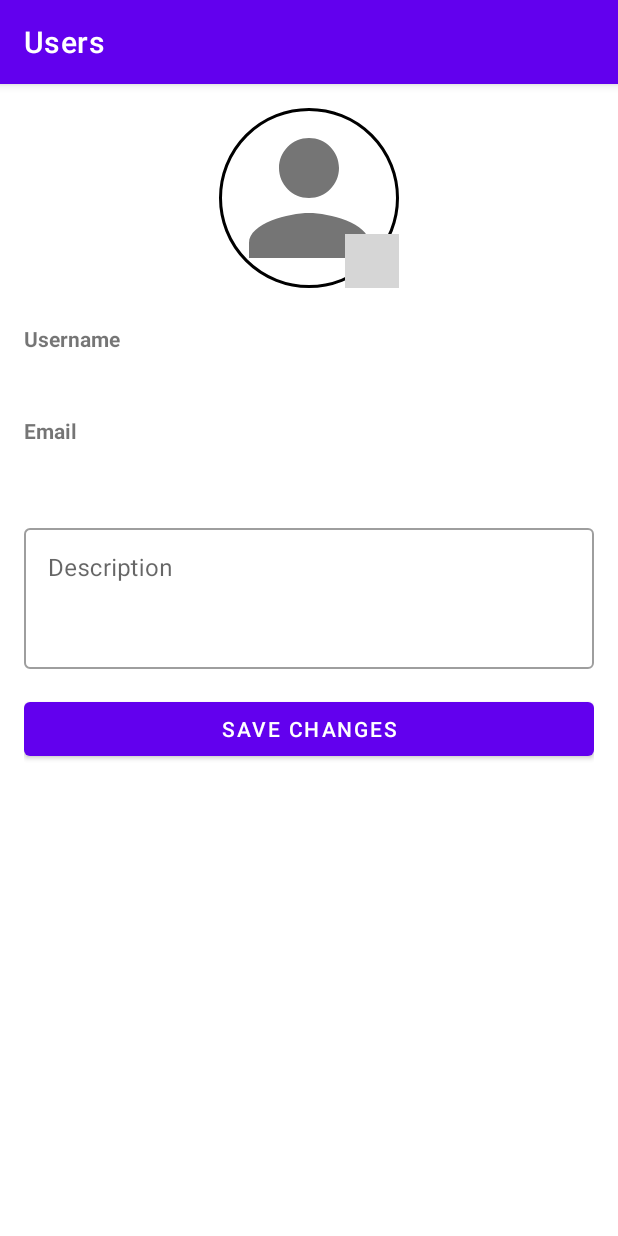
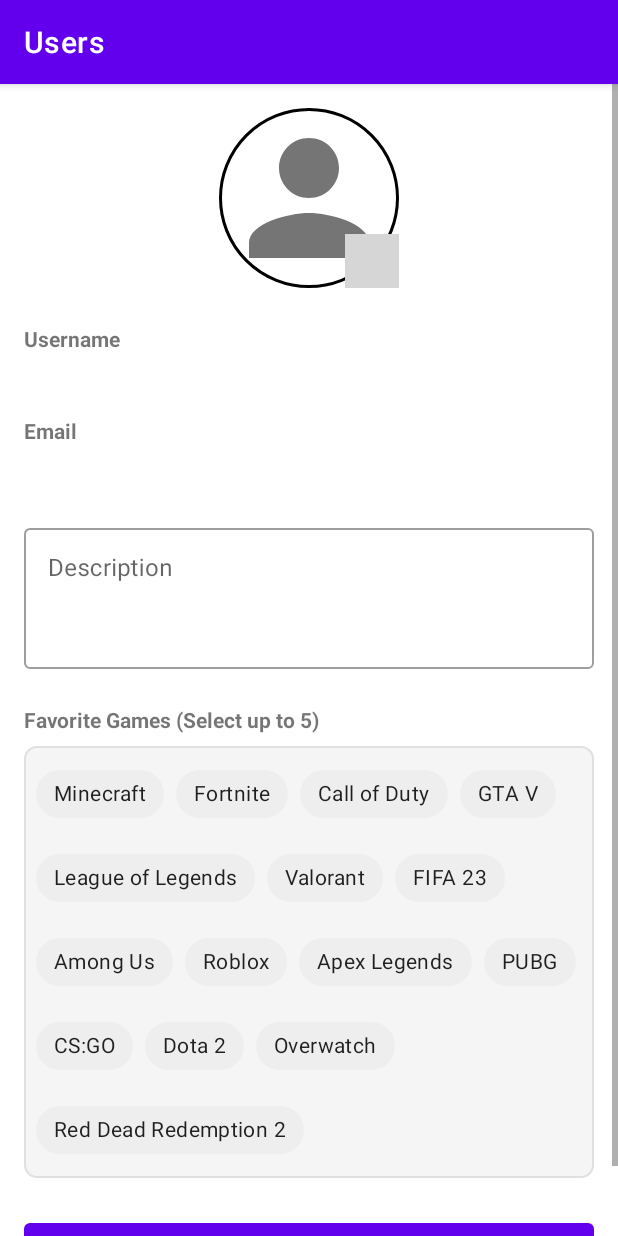
Before and after one commit to EmilDavidov26/MessageApp, an Android app: the ProfileFragment screen opened through its navigation route, on a phone screen of 412 x 824 dp. Run offline under Robolectric (Android 15) with nearby library versions, the phone set to English and light mode, and no system bars; our stand-ins replace CircleImageView, Firebase (no records; nobody signed in at launch, a user with empty details on screens opened directly); grey boxes are pictures that could not be loaded.

Commit message:
fav games

```diff
--- a/app/src/main/java/com/example/mysecondclasshib/fragments/ProfileFragment.java
+++ b/app/src/main/java/com/example/mysecondclasshib/fragments/ProfileFragment.java
@@ -2,6 +2,8 @@
 
 import android.app.Activity;
 import android.content.Intent;
+import android.content.res.ColorStateList;
+import android.graphics.Color;
 import android.net.Uri;
 import android.os.Bundle;
 import android.provider.MediaStore;
@@ -22,6 +24,8 @@
 import com.bumptech.glide.Glide;
 import com.example.mysecondclasshib.R;
 import com.example.mysecondclasshib.models.User;
+import com.google.android.material.chip.Chip;
+import com.google.android.material.chip.ChipGroup;
 import com.google.android.material.textfield.TextInputEditText;
 import com.google.firebase.auth.FirebaseAuth;
 import com.google.firebase.database.DataSnapshot;
@@ -32,6 +36,10 @@
 import com.google.firebase.storage.FirebaseStorage;
 import com.google.firebase.storage.StorageReference;
 
+import java.util.ArrayList;
+import java.util.Arrays;
+import java.util.List;
+
 import de.hdodenhof.circleimageview.CircleImageView;
 
 public class ProfileFragment extends Fragment {
@@ -40,11 +48,19 @@
     private TextView usernameDisplay;
     private TextView emailDisplay;
     private TextInputEditText descriptionEdit;
+    private ChipGroup gamesChipGroup;
     private Button saveButton;
     private FirebaseAuth auth;
     private DatabaseReference userRef;
     private StorageReference storageRef;
     private Uri imageUri;
+
+    // Sample game list - you can replace this with API data
+    private final List<String> availableGames = Arrays.asList(
+            "Minecraft", "Fortnite", "Call of Duty", "GTA V", "League of Legends",
+            "Valorant", "FIFA 23", "Among Us", "Roblox", "Apex Legends",
+            "PUBG", "CS:GO", "Dota 2", "Overwatch", "Red Dead Redemption 2"
+    );
 
     private final ActivityResultLauncher<Intent> pickImage = registerForActivityResult(
             new ActivityResultContracts.StartActivityForResult(),
@@ -67,12 +83,7 @@
         storageRef = FirebaseStorage.getInstance().getReference("profile_images");
 
         // Initialize views
-        profileImage = view.findViewById(R.id.profile_image);
-        editProfileImage = view.findViewById(R.id.edit_profile_image);
-        usernameDisplay = view.findViewById(R.id.username_display);
-        emailDisplay = view.findViewById(R.id.email_display);
-        descriptionEdit = view.findViewById(R.id.description_edit);
-        saveButton = view.findViewById(R.id.save_button);
+        initializeViews(view);
 
         // Load user data
         loadUserData();
@@ -81,7 +92,46 @@
         editProfileImage.setOnClickListener(v -> openImagePicker());
         saveButton.setOnClickListener(v -> saveChanges());
 
+        // Setup game chips
+        setupGameChips();
+
         return view;
+    }
+
+    private void initializeViews(View view) {
+        profileImage = view.findViewById(R.id.profile_image);
+        editProfileImage = view.findViewById(R.id.edit_profile_image);
+        usernameDisplay = view.findViewById(R.id.username_display);
+        emailDisplay = view.findViewById(R.id.email_display);
+        descriptionEdit = view.findViewById(R.id.description_edit);
+        gamesChipGroup = view.findViewById(R.id.games_chip_group);
+        saveButton = view.findViewById(R.id.save_button);
+    }
+
+    private void setupGameChips() {
+        gamesChipGroup.removeAllViews();
+
+        for (String game : availableGames) {
+            Chip chip = new Chip(requireContext());
+            chip.setText(game);
+            chip.setCheckable(true);
+            chip.setCheckedIconVisible(true);
+            chip.setCloseIconVisible(false);
+            chip.setChipBackgroundColor(ColorStateList.valueOf(Color.parseColor("#EEEEEE")));
+
+            gamesChipGroup.addView(chip);
+        }
+
+        // Limit selection to 5 games
+        gamesChipGroup.setOnCheckedStateChangeListener((group, checkedIds) -> {
+            if (checkedIds.size() > 5) {
+                // Uncheck the last selected chip
+                Chip lastCheckedChip = group.findViewById(checkedIds.get(checkedIds.size() - 1));
+                lastCheckedChip.setChecked(false);
+                Toast.makeText(requireContext(), "You can only select up to 5 games",
+                        Toast.LENGTH_SHORT).show();
+            }
+        });
     }
 
     private void loadUserData() {
@@ -92,23 +142,31 @@
                 if (user != null) {
                     usernameDisplay.setText(user.getUsername());
                     emailDisplay.setText(user.getEmail());
-                    if (user.getDescription() != null) {
-                        descriptionEdit.setText(user.getDescription());
-                    }
+                    descriptionEdit.setText(user.getDescription());
 
-                    // Load profile image if exists
+                    // Load profile image
                     if (user.getImageUrl() != null && !user.getImageUrl().isEmpty()) {
                         Glide.with(requireContext())
                                 .load(user.getImageUrl())
                                 .placeholder(R.drawable.default_profile)
                                 .into(profileImage);
                     }
+
+                    // Set selected games
+                    List<String> favGames = user.getFavGames();
+                    if (favGames != null) {
+                        for (int i = 0; i < gamesChipGroup.getChildCount(); i++) {
+                            Chip chip = (Chip) gamesChipGroup.getChildAt(i);
+                            chip.setChecked(favGames.contains(chip.getText().toString()));
+                        }
+                    }
                 }
             }
 
             @Override
             public void onCancelled(@NonNull DatabaseError error) {
-                Toast.makeText(getContext(), "Error loading user data", Toast.LENGTH_SHORT).show();
+                Toast.makeText(getContext(), "Error loading user data",
+                        Toast.LENGTH_SHORT).show();
             }
         });
     }
@@ -121,32 +179,44 @@
     private void saveChanges() {
         String description = descriptionEdit.getText().toString().trim();
 
+        // Get selected games
+        List<String> selectedGames = new ArrayList<>();
+        for (int i = 0; i < gamesChipGroup.getChildCount(); i++) {
+            Chip chip = (Chip) gamesChipGroup.getChildAt(i);
+            if (chip.isChecked()) {
+                selectedGames.add(chip.getText().toString());
+            }
+        }
+
         if (imageUri != null) {
             // Upload image first
             StorageReference fileRef = storageRef.child(auth.getCurrentUser().getUid());
             fileRef.putFile(imageUri)
                     .addOnSuccessListener(taskSnapshot -> fileRef.getDownloadUrl()
                             .addOnSuccessListener(uri -> {
-                                // Save both image URL and description
-                                updateProfile(description, uri.toString());
+                                // Save all data with image URL
+                                updateProfile(description, uri.toString(), selectedGames);
                             }))
                     .addOnFailureListener(e -> {
                         Toast.makeText(getContext(), "Failed to upload image", Toast.LENGTH_SHORT).show();
-                        // Still save description even if image upload fails
-                        updateProfile(description, null);
+                        // Still save other data even if image upload fails
+                        updateProfile(description, null, selectedGames);
                     });
         } else {
-            // Just save description
-            updateProfile(description, null);
+            // Just save description and games
+            updateProfile(description, null, selectedGames);
         }
     }
 
-    private void updateProfile(String description, String imageUrl) {
+    private void updateProfile(String description, String imageUrl, List<String> favGames) {
+        DatabaseReference ref = userRef;
+
         if (imageUrl != null) {
-            userRef.child("imageUrl").setValue(imageUrl);
+            ref.child("imageUrl").setValue(imageUrl);
         }
 
-        userRef.child("description").setValue(description)
+        ref.child("description").setValue(description);
+        ref.child("favGames").setValue(favGames)
                 .addOnSuccessListener(aVoid -> {
                     Toast.makeText(getContext(), "Profile updated successfully", Toast.LENGTH_SHORT).show();
                     Navigation.findNavController(requireView()).navigateUp();
--- /dev/null
+++ b/app/src/main/res/drawable/game_selection_background.xml
@@ -0,0 +1,8 @@
+<?xml version="1.0" encoding="utf-8"?>
+<shape xmlns:android="http://schemas.android.com/apk/res/android">
+    <solid android:color="#F5F5F5"/>
+    <corners android:radius="8dp"/>
+    <stroke
+        android:width="1dp"
+        android:color="#E0E0E0"/>
+</shape>
--- a/app/src/main/res/layout/fragment_profile.xml
+++ b/app/src/main/res/layout/fragment_profile.xml
@@ -1,8 +1,12 @@
 <?xml version="1.0" encoding="utf-8"?>
-<LinearLayout xmlns:android="http://schemas.android.com/apk/res/android"
+<ScrollView xmlns:android="http://schemas.android.com/apk/res/android"
     xmlns:app="http://schemas.android.com/apk/res-auto"
     android:layout_width="match_parent"
-    android:layout_height="match_parent"
+    android:layout_height="match_parent">
+
+    <LinearLayout
+        android:layout_width="match_parent"
+        android:layout_height="wrap_content"
         android:orientation="vertical"
         android:padding="16dp">
 
@@ -62,7 +66,7 @@
         <com.google.android.material.textfield.TextInputLayout
             android:layout_width="match_parent"
             android:layout_height="wrap_content"
-        android:layout_marginBottom="16dp"
+            android:layout_marginBottom="24dp"
             style="@style/Widget.MaterialComponents.TextInputLayout.OutlinedBox">
 
             <com.google.android.material.textfield.TextInputEditText
@@ -73,8 +77,24 @@
                 android:inputType="textMultiLine"
                 android:minLines="3"
                 android:gravity="top"/>
+        </com.google.android.material.textfield.TextInputLayout>
 
-    </com.google.android.material.textfield.TextInputLayout>
+        <TextView
+            android:layout_width="wrap_content"
+            android:layout_height="wrap_content"
+            android:text="Favorite Games (Select up to 5)"
+            android:textStyle="bold"
+            android:layout_marginBottom="8dp"/>
+
+        <com.google.android.material.chip.ChipGroup
+            android:id="@+id/games_chip_group"
+            android:layout_width="match_parent"
+            android:layout_height="wrap_content"
+            android:padding="8dp"
+            android:background="@drawable/game_selection_background"
+            app:chipSpacingHorizontal="8dp"
+            app:chipSpacingVertical="8dp"
+            android:layout_marginBottom="24dp"/>
 
         <Button
             android:id="@+id/save_button"
@@ -83,3 +103,4 @@
             android:text="Save Changes"/>
 
     </LinearLayout>
+</ScrollView>
```
Also changed, not shown: app/src/main/java/com/example/mysecondclasshib/adapters/UsersAdapter.java (+19 -2 lines), app/src/main/java/com/example/mysecondclasshib/models/User.java (+19 -3 lines). Lines whose indentation alone changed are shown as unchanged.
